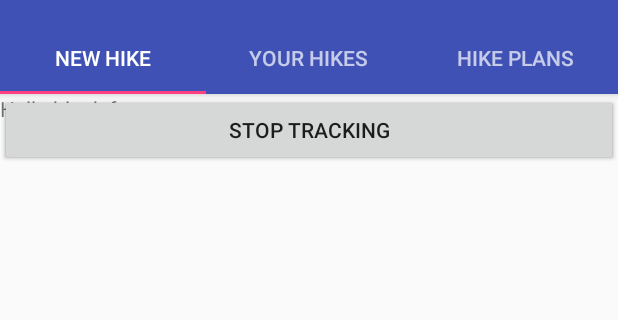
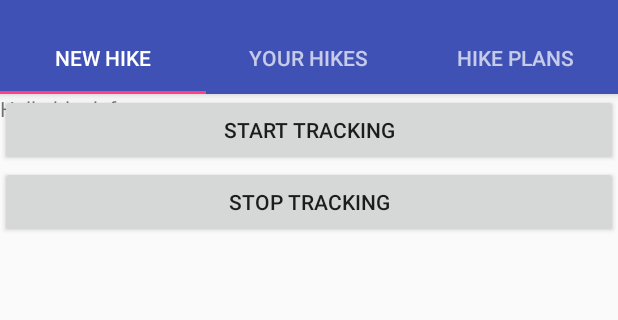
Before and after one commit to Ville2000/hike-mate, an Android app: the screen it shows after launch (MainActivity), after a tap on "START TRACKING", on a phone screen of 412 x 824 dp, the part 62-382 px from its top. Run offline under Robolectric (Android 15) with nearby library versions, the phone set to English and light mode, and no system bars; 1 statement that could not run was skipped.

Commit message:
Refactor setting up the main view

```diff
--- a/app/src/main/java/ville/fi/hikemate/Activities/MainActivity.java
+++ b/app/src/main/java/ville/fi/hikemate/Activities/MainActivity.java
@@ -2,9 +2,6 @@ package ville.fi.hikemate.Activities;
 
 import android.content.Context;
 import android.support.design.widget.TabLayout;
-import android.support.v4.app.Fragment;
-import android.support.v4.app.FragmentManager;
-import android.support.v4.app.FragmentPagerAdapter;
 import android.support.v4.view.ViewPager;
 import android.support.v7.app.AppCompatActivity;
 import android.os.Bundle;
@@ -12,8 +9,6 @@ import android.support.v7.widget.Toolbar;
 import android.view.View;
 
 import com.fasterxml.jackson.databind.ObjectMapper;
-import java.util.ArrayList;
-import java.util.List;
 
 import ville.fi.hikemate.Fragments.HikePlansFragment;
 import ville.fi.hikemate.Fragments.HikeListFragment;
@@ -35,46 +30,35 @@ public class MainActivity extends AppCompatActivity {
     protected void onCreate(Bundle savedInstanceState) {
         super.onCreate(savedInstanceState);
         setContentView(R.layout.activity_main);
+        setupView();
 
+
+        ObjectMapper mapper = new ObjectMapper();
+        StorageHandler sh = new StorageHandler();
+
+        HikeList hikes = sh.readStorage(host);
+        System.out.println("Name: " + hikes.get(0).getName());
+    }
+
+    public void startTracking(View v) {
+        System.out.println("startTracking");
+    }
+
+    public void stopTracking(View v) {
+        System.out.println("stopTracking");
+    }
+
+    private void setupView() {
         toolbar = (Toolbar) findViewById(R.id.toolbar);
         setSupportActionBar(toolbar);
 
         getSupportActionBar().setDisplayHomeAsUpEnabled(true);
 
         viewPager = (ViewPager) findViewById(R.id.viewpager);
-        setupViewPager(viewPager);
 
         tabLayout = (TabLayout) findViewById(R.id.tabs);
         tabLayout.setupWithViewPager(viewPager);
 
-
-
-        Hike hike = new Hike("Moi");
-        hike.addLocation(1.23, 2.22);
-        hike.addLocation(3.02, 1.67);
-        hike.addLocation(7.88, 2.44);
-        hike.addLocation(9.01, 10.23);
-        hike.addLocation(-12.334, 15.2345);
-
-        Hike hikee = new Hike("Hei");
-        hikee.addLocation(1.56, 23.1);
-        hikee.addLocation(2.02, 31.67);
-        hikee.addLocation(87.88, 25.44);
-        hikee.addLocation(11.01, 210.23);
-        hikee.addLocation(-133.334, 150.2345);
-
-        HikeList hikes = new HikeList();
-        hikes.add(hike);
-        hikes.add(hikee);
-
-        ObjectMapper mapper = new ObjectMapper();
-        StorageHandler sh = new StorageHandler();
-
-        HikeList higes = sh.readStorage(host);
-        System.out.println("Name: " + higes.get(0).getName());
-    }
-
-    private void setupViewPager(ViewPager viewPager) {
         ViewPagerAdapter adapter = new ViewPagerAdapter(getSupportFragmentManager());
         adapter.addFragment(new NewHikeFragment(), "New Hike");
         adapter.addFragment(new HikeListFragment(), "Your Hikes");
--- a/app/src/main/java/ville/fi/hikemate/Fragments/HikeListFragment.java
+++ b/app/src/main/java/ville/fi/hikemate/Fragments/HikeListFragment.java
@@ -13,7 +13,7 @@ import ville.fi.hikemate.R;
 public class HikeListFragment extends Fragment {
 
     public HikeListFragment() {
-        // Required empty public constructor
+        System.out.println("HikeListFragment");
     }
 
 
--- a/app/src/main/res/layout/fragment_new_hike.xml
+++ b/app/src/main/res/layout/fragment_new_hike.xml
@@ -1,4 +1,4 @@
-<FrameLayout xmlns:android="http://schemas.android.com/apk/res/android"
+<RelativeLayout xmlns:android="http://schemas.android.com/apk/res/android"
     xmlns:tools="http://schemas.android.com/tools"
     android:layout_width="match_parent"
     android:layout_height="match_parent"
@@ -14,12 +14,15 @@
         android:layout_width="match_parent"
         android:layout_height="wrap_content"
         android:text="Start tracking"
+        android:id="@+id/button_startTracking"
         android:onClick="startTracking"/>
 
     <Button
         android:layout_width="match_parent"
         android:layout_height="wrap_content"
         android:text="Stop tracking"
+        android:id="@+id/button_stopTracking"
+        android:layout_below="@+id/button_startTracking"
         android:onClick="stopTracking"/>
 
-</FrameLayout>
+</RelativeLayout>
```
